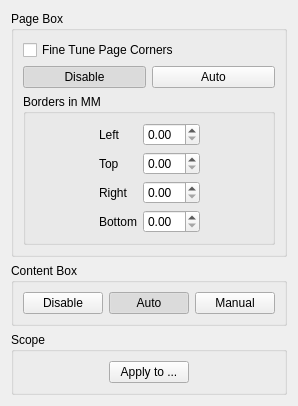
Before: the Qt Designer form filters/select_content/ui/SelectContentOptionsWidget.ui in ImageProcessing-ElectronicPublications/scantailor-deviant, drawn with Qt 5.
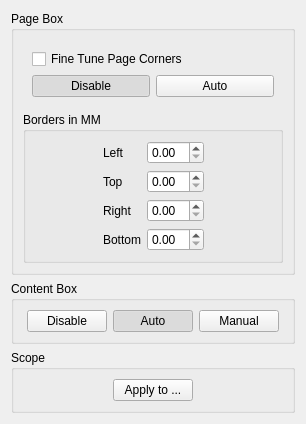
After: the same form once the commit is applied.

Commit message: Fine Tune page corners are now disableable from Settings

What changed in the file:
```diff
--- a/filters/select_content/ui/SelectContentOptionsWidget.ui
+++ b/filters/select_content/ui/SelectContentOptionsWidget.ui
@@ -6,8 +6,8 @@
    <rect>
     <x>0</x>
     <y>0</y>
-    <width>292</width>
-    <height>361</height>
+    <width>306</width>
+    <height>418</height>
    </rect>
   </property>
   <property name="windowTitle">
@@ -21,6 +21,7 @@
      </property>
      <layout class="QVBoxLayout" name="verticalLayout_3">
       <item>
+       <widget class="QWidget" name="panelFineTuneCorners" native="true">
        <layout class="QVBoxLayout" name="verticalLayout">
         <item>
          <widget class="QCheckBox" name="fineTuneBtn">
@@ -66,6 +67,7 @@
          </layout>
         </item>
        </layout>
+       </widget>
       </item>
       <item>
        <widget class="QGroupBox" name="groupBox_3">
```
Lines whose indentation alone changed are shown as unchanged. The commit also changes 1 other file.
